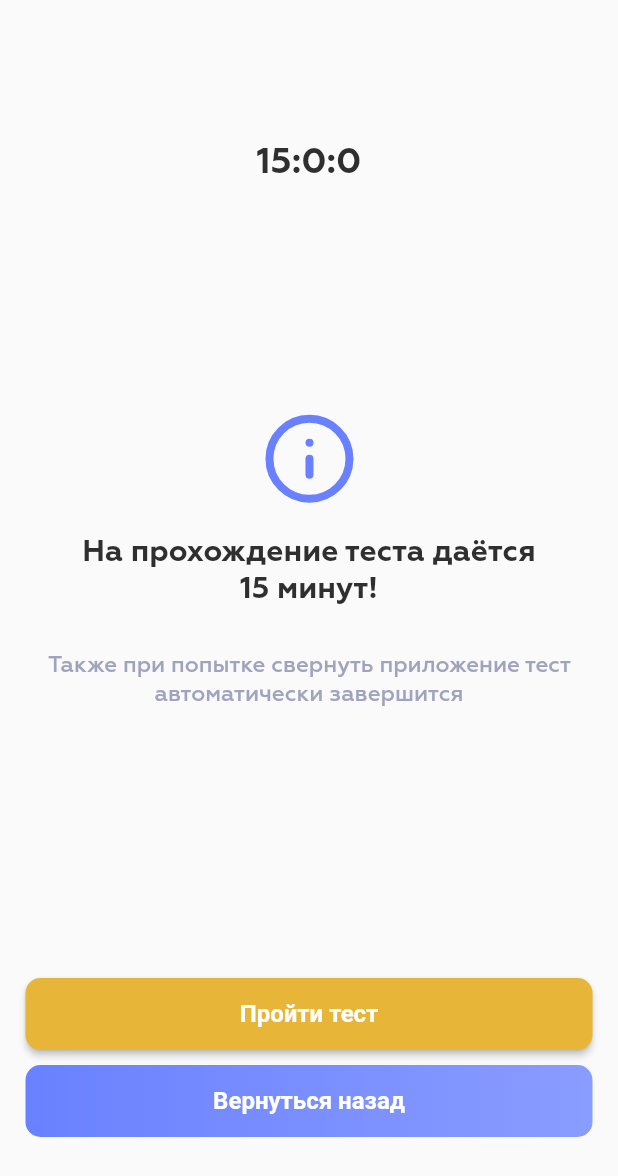
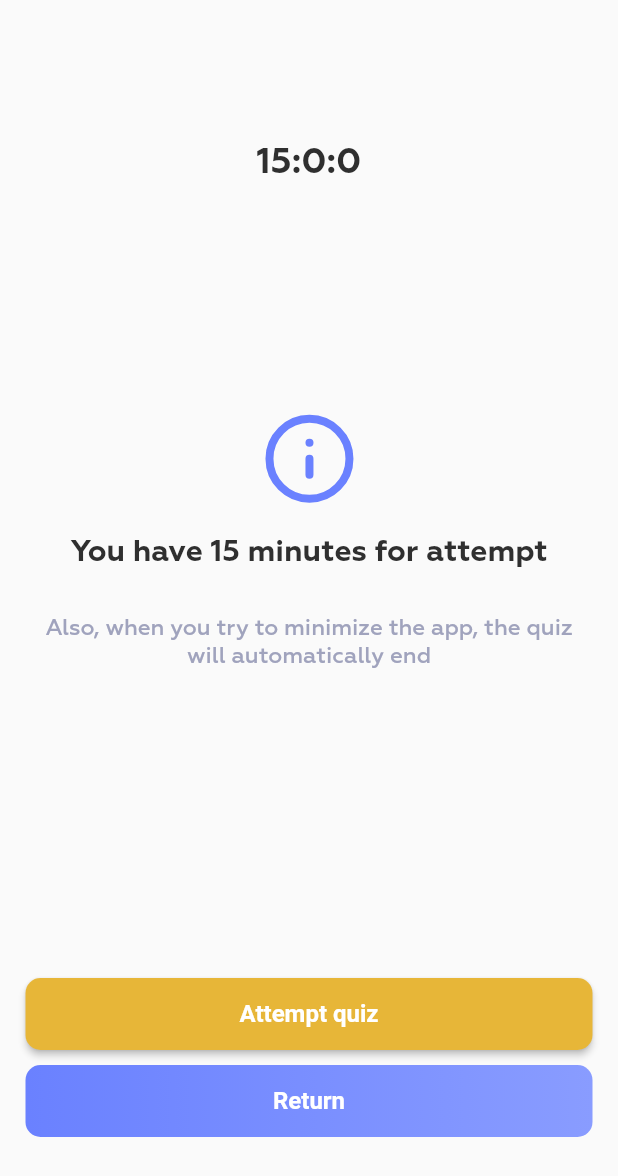
Before and after one commit to ssendamevil/etiquette, a Flutter app: the QuizView screen opened directly with empty values, on a phone screen of 412 x 824 dp. Shown: the top 1176 px of the screen. Run offline on Flutter 3.47's test engine with Material 2 defaults, Android fonts, the phone set to English and light mode, and no system bars; our stand-ins replace bloc, chewie, dio, equatable, flutter_bloc, flutter_svg and 3 more; missing offline and left inert: fresh, fresh_dio; accounts and stored records are empty; network calls fail; Roboto replaces fonts that are missing (RF Dewi); statements that could not run were skipped.

Commit message:
English version

```diff
--- a/lib/app/components/learning_content.dart
+++ b/lib/app/components/learning_content.dart
@@ -30,7 +30,7 @@ class LearningContent extends StatelessWidget{
               (level.isUnlocked)
                   ? Center(
                 child: Text(
-                  'Уровень ${index + 1}',
+                  'Level ${index + 1}',
                   style: const TextStyle(
                     fontFamily: 'Geometria',
                     fontSize: 20,
@@ -72,7 +72,7 @@ class LearningContent extends StatelessWidget{
                     SvgPicture.asset('assets/lock.svg'),
                     const SizedBox(width: 13),
                     Text(
-                      'Уровень ${index + 1}',
+                      'Level ${index + 1}',
                       style: const TextStyle(
                         fontFamily: 'Geometria',
                         fontSize: 20,
@@ -123,7 +123,7 @@ class LearningContent extends StatelessWidget{
                       Align(
                         alignment: Alignment.centerLeft,
                         child: Text(
-                          'Раздел ${sectionIndex + 1}: ${section.title}',
+                          'Section ${sectionIndex + 1}: ${section.title}',
                           style: TextStyle(
                             fontFamily: 'Geometria',
                             fontSize: 20,
--- a/lib/app/components/lesson_card.dart
+++ b/lib/app/components/lesson_card.dart
@@ -44,7 +44,7 @@ class LessonCard extends StatelessWidget {
                   Row(
                     children: [
                       Text(
-                        '• ${lesson.time} минут',
+                        '• ${lesson.time} minutes',
                         style: const TextStyle(
                           color: Color(0xFF6A81FF),
                           fontFamily: 'Geometria',
@@ -54,7 +54,7 @@ class LessonCard extends StatelessWidget {
                       ),
                       const SizedBox(width: 12),
                       Text(
-                        '• ${lesson.attachmentsNumber} файла',
+                        '• ${lesson.attachmentsNumber} files',
                         style: const TextStyle(
                           color: Color(0xFF6A81FF),
                           fontFamily: 'Geometria',
--- a/lib/app/components/lessons_list_content.dart
+++ b/lib/app/components/lessons_list_content.dart
@@ -57,7 +57,7 @@ class LessonsListContent extends StatelessWidget {
                           vertical: 14.5,
                         ),
                         child: Text(
-                          'Пройти тест',
+                          'Attempt quiz',
                           style: TextStyle(
                             color: Colors.white,
                             fontFamily: 'RF Dewi',
--- a/lib/app/components/module_card.dart
+++ b/lib/app/components/module_card.dart
@@ -88,7 +88,7 @@ class ModuleCard extends StatelessWidget {
                     mainAxisAlignment: MainAxisAlignment.spaceBetween,
                     children: [
                       Text(
-                        '${module.lessonsPassed} из ${module.lessonsNumber}',
+                        '${module.lessonsPassed} of ${module.lessonsNumber}',
                         style: TextStyle(
                           fontFamily: 'Geometria',
                           fontSize: 12,
@@ -101,7 +101,7 @@ class ModuleCard extends StatelessWidget {
                       (module.isUnlocked)
                           ? (module.isTestPassed)
                               ? const Text(
-                                  'Тест пройден',
+                                  'Quiz completed',
                                   style: TextStyle(
                                     fontFamily: 'Geometria',
                                     fontSize: 12,
@@ -110,7 +110,7 @@ class ModuleCard extends StatelessWidget {
                                   ),
                                 )
                               : const Text(
-                                  'Тест не пройден',
+                                  'Quiz not completed',
                                   style: TextStyle(
                                     fontFamily: 'Geometria',
                                     fontSize: 12,
--- a/lib/app/components/position_button.dart
+++ b/lib/app/components/position_button.dart
@@ -35,7 +35,7 @@ class PositionButton extends StatelessWidget {
           elevation: 0,
         ),
         child: Text(
-          'Я ${position.name}',
+          'I am ${position.name}',
           style: const TextStyle(
             fontFamily: 'Geometria',
             fontSize: 21.91,
--- a/lib/app/page/learning_page.dart
+++ b/lib/app/page/learning_page.dart
@@ -62,7 +62,7 @@ class LearningViewState extends State<LearningView> {
                   child: Image.asset('assets/star_black.png'),
                 ),
                 const Text(
-                  'Обучение',
+                  'Learning',
                   style: TextStyle(
                     fontFamily: 'Geometria',
                     fontSize: 20,
--- a/lib/app/page/lesson_page.dart
+++ b/lib/app/page/lesson_page.dart
@@ -78,7 +78,7 @@ class LessonViewState extends State<LessonView> {
                   child: Image.asset('assets/arrow_back.png'),
                 ),
                 Text(
-                  'Урок ${widget.lessonNumber}',
+                  'Lesson ${widget.lessonNumber}',
                   style: const TextStyle(
                     fontFamily: 'Geometria',
                     fontSize: 20,
@@ -163,7 +163,7 @@ class LessonViewState extends State<LessonView> {
                         ),
                         const SizedBox(height: 20),
                         const Text(
-                          'Возможно, какие-либо материалы для скачивания:',
+                          'Probably, some materials to download:',
                           style: TextStyle(
                             color: Color(0xFF2F2F2F),
                             fontFamily: 'Geometria',
--- a/lib/app/page/lessons_list_page.dart
+++ b/lib/app/page/lessons_list_page.dart
@@ -82,7 +82,7 @@ class LessonsListViewState extends State<LessonsListView> {
                   child: Image.asset('assets/arrow_back.png'),
                 ),
                 Text(
-                  'Раздел ${widget.sectionNumber}-${widget.moduleNumber}',
+                  'Section ${widget.sectionNumber}-${widget.moduleNumber}',
                   style: const TextStyle(
                     fontFamily: 'Geometria',
                     fontSize: 20,
--- a/lib/app/page/position_page.dart
+++ b/lib/app/page/position_page.dart
@@ -45,7 +45,7 @@ class PositionViewState extends State<PositionView> {
           const SizedBox(height: 131),
           const Center(
             child: Text(
-              'Добро пожаловать в etiq!',
+              'Welcome to etiq!',
               style: TextStyle(
                 color: Color(0xFF2F2F2F),
                 fontFamily: 'Geometria',
@@ -60,7 +60,7 @@ class PositionViewState extends State<PositionView> {
               horizontal: 60,
             ),
             child: Text(
-              'Когда ведёшь себя лучше, чем необходимо',
+              'When you behave better than necessary',
               textAlign: TextAlign.center,
               style: TextStyle(
                 color: Color(0xFF6A81FF),
@@ -92,7 +92,7 @@ class PositionViewState extends State<PositionView> {
                           if (index == state.positions!.length) {
                             return const Center(
                               child: Text(
-                                'Выберите, кем вы являетесь:',
+                                'Select who you are:',
                                 style: TextStyle(
                                   fontFamily: 'Geometria',
                                   fontSize: 16,
--- a/lib/app/page/position_type_page.dart
+++ b/lib/app/page/position_type_page.dart
@@ -13,7 +13,7 @@ class PositionTypePage extends StatelessWidget {
           const SizedBox(height: 131),
           const Center(
             child: Text(
-              'Добро пожаловать!',
+              'Welcome!',
               style: TextStyle(
                 color: Color(0xFF2F2F2F),
                 fontFamily: 'Geometria',
@@ -28,7 +28,7 @@ class PositionTypePage extends StatelessWidget {
               horizontal: 70,
             ),
             child: Text(
-              'Etiquette - когда ведёшь себя лучше, чем необходимо',
+              'Etiquette - when you behave better than necessary',
               textAlign: TextAlign.center,
               style: TextStyle(
                 color: Color(0xFF6A81FF),
@@ -68,7 +68,7 @@ class PositionTypePage extends StatelessWidget {
                     elevation: 0,
                   ),
                   child: const Text(
-                    'Этикет для работника',
+                    'Etiquette for employees',
                     style: TextStyle(
                       fontFamily: 'Geometria',
                       fontSize: 22.42,
@@ -107,7 +107,7 @@ class PositionTypePage extends StatelessWidget {
                     elevation: 0,
                   ),
                   child: const Text(
-                    'Этикет для работодателя',
+                    'Etiquette for employers',
                     style: TextStyle(
                       fontFamily: 'Geometria',
                       fontSize: 21.91,
@@ -122,7 +122,7 @@ class PositionTypePage extends StatelessWidget {
           const SizedBox(height: 19),
           const Center(
             child: Text(
-              'Выберите, кем вы являетесь:',
+              'Select who you are:',
               style: TextStyle(
                 fontFamily: 'Geometria',
                 fontSize: 16,
--- a/lib/app/page/quiz_page.dart
+++ b/lib/app/page/quiz_page.dart
@@ -84,7 +84,7 @@ class QuizViewState extends State<QuizView> {
                             const Padding(
                               padding: EdgeInsets.symmetric(horizontal: 26),
                               child: Text(
-                                'На прохождение теста даётся 15 минут!',
+                                'You have 15 minutes for attempt',
                                 textAlign: TextAlign.center,
                                 style: TextStyle(
                                   color: Color(0xFF2F2F2F),
@@ -96,7 +96,7 @@ class QuizViewState extends State<QuizView> {
                             ),
                             const SizedBox(height: 28.34),
                             const Text(
-                              'Также при попытке свернуть приложение тест автоматически завершится',
+                              'Also, when you try to minimize the app, the quiz will automatically end',
                               textAlign: TextAlign.center,
                               style: TextStyle(
                                 color: Color(0xFFA0A3BD),
@@ -126,7 +126,7 @@ class QuizViewState extends State<QuizView> {
                                             vertical: 14.5,
                                           ),
                                           child: Text(
-                                            'Пройти тест',
+                                            'Attempt quiz',
                                             style: TextStyle(
                                               color: Colors.white,
                                               fontFamily: 'RF Dewi',
@@ -170,7 +170,7 @@ class QuizViewState extends State<QuizView> {
                                               vertical: 14.5,
                                             ),
                                             child: Text(
-                                              'Вернуться назад',
+                                              'Return',
                                               style: TextStyle(
                                                 color: Colors.white,
                                                 fontFamily: 'RF Dewi',
@@ -239,8 +239,8 @@ class QuizViewState extends State<QuizView> {
                                     const EdgeInsets.symmetric(horizontal: 26),
                                 child: Text(
                                   (state.result! >= 80)
-                                      ? 'Тест успешно пройден!'
-                                      : 'Тест не пройден',
+                                      ? 'Quiz completed successfully'
+                                      : 'Quiz failed',
                                   textAlign: TextAlign.center,
                                   style: const TextStyle(
                                     color: Color(0xFF2F2F2F),
@@ -255,8 +255,8 @@ class QuizViewState extends State<QuizView> {
                                     const EdgeInsets.symmetric(horizontal: 26),
                                 child: Text(
                                   (state.result! >= 80)
-                                      ? 'Поздравляем! Вы успешно завершили тест и теперь можете просматривать следующие этапы'
-                                      : 'Вы допустили одну или несколько ошибок. Перепройдите тест или повторите изученный материал',
+                                      ? 'Congratulations! You have successfully completed the quiz and can now view more materials'
+                                      : 'You made one or more mistakes. Retake the quiz or review learned materials',
                                   textAlign: TextAlign.center,
                                   style: const TextStyle(
                                     color: Color(0xFFA0A3BD),
@@ -293,7 +293,7 @@ class QuizViewState extends State<QuizView> {
                                                 vertical: 14.5,
                                               ),
                                               child: Text(
-                                                'Вернуться на главную',
+                                                'Go home',
                                                 style: TextStyle(
                                                   color: Colors.white,
                                                   fontFamily: 'RF Dewi',
@@ -371,7 +371,7 @@ class QuizViewState extends State<QuizView> {
                             Align(
                               alignment: Alignment.centerLeft,
                               child: Text(
-                                'Вопрос №${currentQuestion + 1}',
+                                'Question №${currentQuestion + 1}',
                                 style: const TextStyle(
                                   color: Color(0xFF2F2F2F),
                                   fontFamily: 'Geometria',
@@ -479,7 +479,7 @@ class QuizViewState extends State<QuizView> {
                                             vertical: 14.5,
                                           ),
                                           child: Text(
-                                            'Далее',
+                                            'Next',
                                             style: TextStyle(
                                               color: Colors.white,
                                               fontFamily: 'RF Dewi',
@@ -526,7 +526,7 @@ class QuizViewState extends State<QuizView> {
                                               vertical: 14.5,
                                             ),
                                             child: Text(
-                                              'Назад',
+                                              'Back',
                                               style: TextStyle(
                                                 color: Colors.white,
                                                 fontFamily: 'RF Dewi',
```
Also changed, not shown: lib/app/page/login_page.dart (+8 -8 lines).
